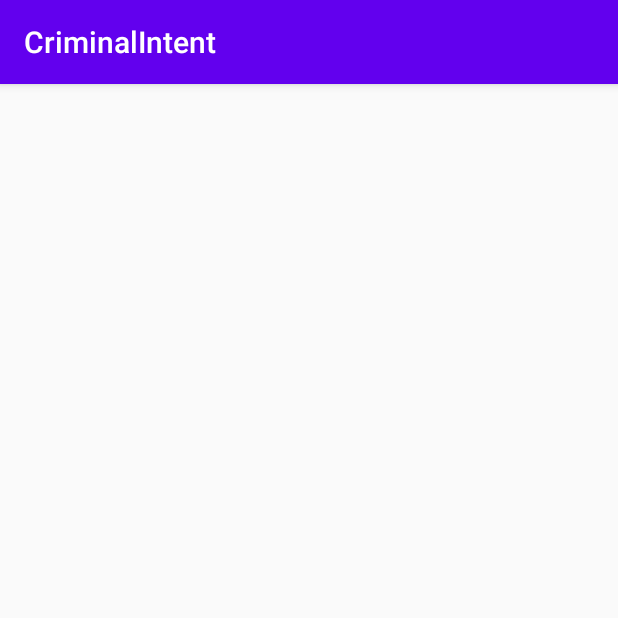
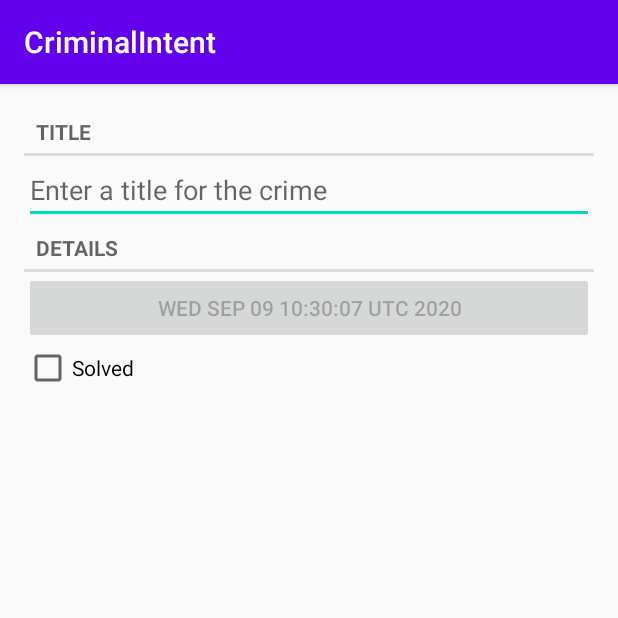
Before and after one commit to prateekarora090/CriminalIntent, an Android app: the CrimeActivity screen opened directly, with no data from a screen before it, on a phone screen of 412 x 824 dp, the top half of it. Run offline under Robolectric (Android 15) with nearby library versions, the phone set to English and light mode, and no system bars.

Commit message:
adding fragment class and inflating and initializing logic

```diff
--- /dev/null
+++ b/app/src/main/java/com/example/criminalintent/Crime.java
@@ -0,0 +1,45 @@
+package com.example.criminalintent;
+
+import java.util.Date;
+import java.util.UUID;
+
+public class Crime {
+
+    private UUID mId;
+    private String mTitle;
+    private Date mDate;
+    private boolean mSolved;
+
+    public Crime() {
+        mId = UUID.randomUUID();
+        mDate = new Date();
+    }
+
+    public String getTitle() {
+        return mTitle;
+    }
+
+    public void setTitle(String title) {
+        mTitle = title;
+    }
+
+    public Date getDate() {
+        return mDate;
+    }
+
+    public void setDate(Date date) {
+        mDate = date;
+    }
+
+    public boolean isSolved() {
+        return mSolved;
+    }
+
+    public void setSolved(boolean solved) {
+        mSolved = solved;
+    }
+
+    public UUID getId() {
+        return mId;
+    }
+}
--- a/app/src/main/java/com/example/criminalintent/CrimeActivity.java
+++ b/app/src/main/java/com/example/criminalintent/CrimeActivity.java
@@ -1,6 +1,8 @@
 package com.example.criminalintent;
 
 import androidx.appcompat.app.AppCompatActivity;
+import androidx.fragment.app.Fragment;
+import androidx.fragment.app.FragmentManager;
 
 import android.os.Bundle;
 
@@ -10,5 +12,15 @@ public class CrimeActivity extends AppCompatActivity {
     protected void onCreate(Bundle savedInstanceState) {
         super.onCreate(savedInstanceState);
         setContentView(R.layout.activity_crime);
+
+        FragmentManager fm = getSupportFragmentManager();
+        Fragment fragment = fm.findFragmentById(R.id.fragment_container);
+
+        if (fragment == null) {
+            fragment = new CrimeFragment();
+            fm.beginTransaction()
+                    .add(R.id.fragment_container, fragment)
+                    .commit();
+        }
     }
 }
--- /dev/null
+++ b/app/src/main/java/com/example/criminalintent/CrimeFragment.java
@@ -0,0 +1,69 @@
+package com.example.criminalintent;
+
+import android.os.Bundle;
+import android.text.Editable;
+import android.text.TextWatcher;
+import android.view.LayoutInflater;
+import android.view.View;
+import android.view.ViewGroup;
+import android.widget.Button;
+import android.widget.CheckBox;
+import android.widget.CompoundButton;
+import android.widget.EditText;
+import android.widget.RadioGroup;
+
+import androidx.fragment.app.Fragment;
+
+public class CrimeFragment extends Fragment {
+
+    private Crime mCrime;
+
+    private EditText mTitleField;
+    private Button mDateButton;
+    private CheckBox mSolvedCheckBox;
+
+    @Override
+    public void onCreate(Bundle savedInstanceState) {
+        super.onCreate(savedInstanceState);
+        mCrime = new Crime();
+    }
+
+    @Override
+    public View onCreateView(LayoutInflater inflater, ViewGroup container, Bundle savedInstanceState) {
+        View v = inflater.inflate(R.layout.fragment_crime, container, false);
+
+        mTitleField = (EditText) v.findViewById(R.id.crime_title);
+        mDateButton = (Button) v.findViewById(R.id.crime_date);
+        mSolvedCheckBox = (CheckBox) v.findViewById(R.id.crime_solved);
+
+        mTitleField.addTextChangedListener(new TextWatcher() {
+            @Override
+            public void beforeTextChanged(CharSequence s, int start, int count, int after) {
+                //left blank intentionally
+            }
+
+            @Override
+            public void afterTextChanged(Editable s) {
+                // this one too
+            }
+
+            @Override
+            public void onTextChanged(CharSequence s, int start, int before, int count) {
+                mCrime.setTitle(s.toString());
+            }
+        });
+
+        mDateButton.setText(mCrime.getDate().toString());
+        mDateButton.setEnabled(false);
+
+
+        mSolvedCheckBox.setOnCheckedChangeListener(new CompoundButton.OnCheckedChangeListener() {
+            @Override
+            public void onCheckedChanged(CompoundButton buttonView, boolean isChecked) {
+                mCrime.setSolved(isChecked);
+            }
+        });
+
+        return v;
+    }
+}
--- a/app/src/main/res/layout/activity_crime.xml
+++ b/app/src/main/res/layout/activity_crime.xml
@@ -1,9 +1,6 @@
 <?xml version="1.0" encoding="utf-8"?>
-<androidx.constraintlayout.widget.ConstraintLayout xmlns:android="http://schemas.android.com/apk/res/android"
-    xmlns:app="http://schemas.android.com/apk/res-auto"
-    xmlns:tools="http://schemas.android.com/tools"
+<FrameLayout
+    xmlns:android="http://schemas.android.com/apk/res/android"
+    android:id="@+id/fragment_container"
     android:layout_width="match_parent"
-    android:layout_height="match_parent"
-    tools:context=".CrimeActivity">
-
-</androidx.constraintlayout.widget.ConstraintLayout>
+    android:layout_height="match_parent" />
--- /dev/null
+++ b/app/src/main/res/layout/fragment_crime.xml
@@ -0,0 +1,39 @@
+<?xml version="1.0" encoding="utf-8"?>
+<LinearLayout
+    xmlns:android="http://schemas.android.com/apk/res/android"
+    android:layout_width="match_parent"
+    android:layout_height="match_parent"
+    android:layout_margin="16dp"
+    android:orientation="vertical">
+
+    <TextView
+        style="?android:listSeparatorTextViewStyle"
+        android:layout_width="match_parent"
+        android:layout_height="wrap_content"
+        android:text="@string/crime_title_label" />
+
+    <EditText
+        android:id="@+id/crime_title"
+        android:layout_width="match_parent"
+        android:layout_height="wrap_content"
+        android:hint="@string/crime_title_hint" />
+
+    <TextView
+        style="?android:listSeparatorTextViewStyle"
+        android:layout_width="match_parent"
+        android:layout_height="wrap_content"
+        android:text="@string/crime_details_label" />
+
+    <Button
+        android:id="@+id/crime_date"
+        android:layout_width="match_parent"
+        android:layout_height="wrap_content" />
+
+    <CheckBox
+        android:id="@+id/crime_solved"
+        android:layout_width="match_parent"
+        android:layout_height="wrap_content"
+        android:text="@string/crime_solved_label" />
+
+
+</LinearLayout>
--- a/app/src/main/res/values/strings.xml
+++ b/app/src/main/res/values/strings.xml
@@ -1,3 +1,7 @@
 <resources>
     <string name="app_name">CriminalIntent</string>
+    <string name="crime_title_hint">Enter a title for the crime</string>
+    <string name="crime_title_label">Title</string>
+    <string name="crime_details_label">Details</string>
+    <string name="crime_solved_label">Solved</string>
 </resources>
```
